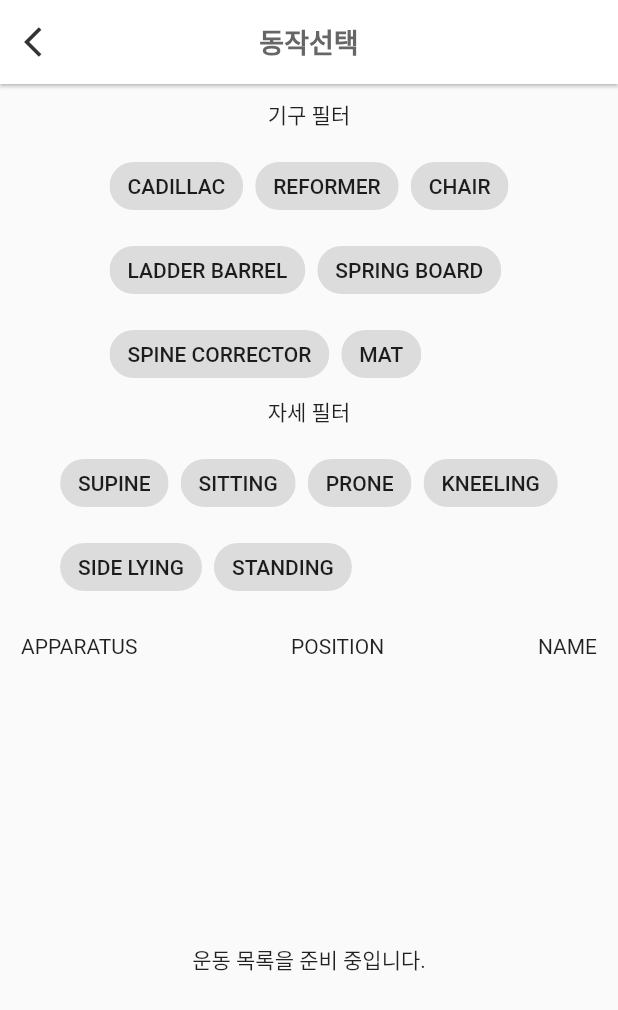
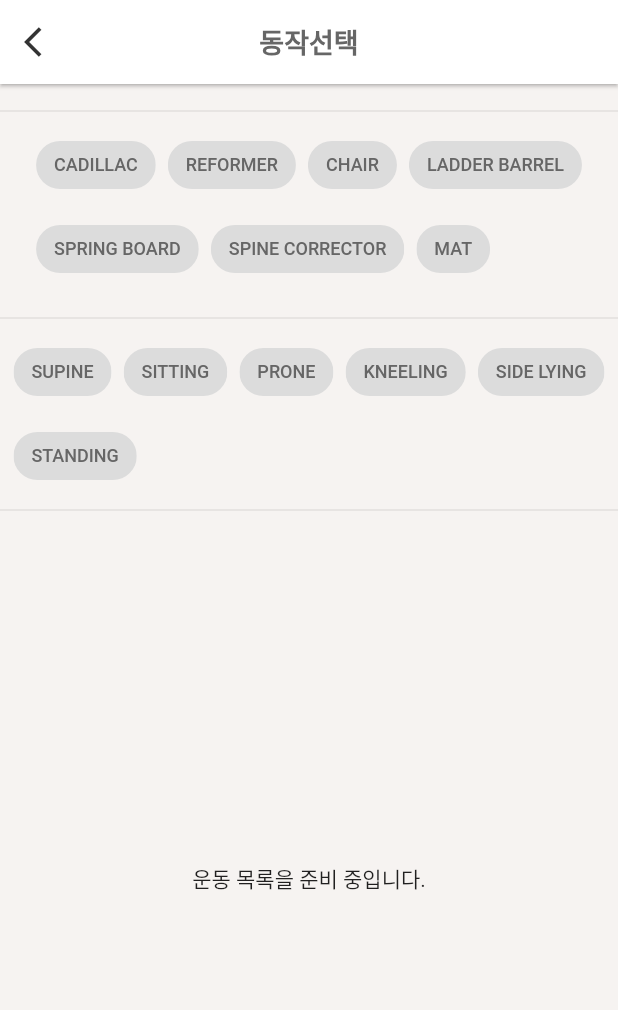
Before and after one commit to JuetEm/BetterCoach202, a Flutter app: the ActionSelector screen opened directly with empty values, on a phone screen of 412 x 824 dp. Shown: the top 1010 px of the screen. Run offline on Flutter 3.47's test engine with Material 2 defaults, Android fonts, the phone set to English and light mode, and no system bars; our stand-ins replace cloud_firestore, firebase_auth, firebase_core, firebase_storage, google_fonts, grouped_list and 2 more; accounts and stored records are empty; Roboto replaces fonts that are missing (Pretendard).

Commit message:
add login and action select

```diff
--- a/lib/actionSelector.dart
+++ b/lib/actionSelector.dart
@@ -1,6 +1,7 @@
 import 'package:cloud_firestore/cloud_firestore.dart';
 import 'package:flutter/material.dart';
 import 'package:provider/provider.dart';
+import 'package:web_project/color.dart';
 
 import 'actionInfo.dart';
 import 'action_service.dart';
@@ -47,6 +48,10 @@ class _ActionSelectorState extends State<ActionSelector> {
 
     final apparatusChips = [
       FilterChip(
+        labelStyle: TextStyle(
+            fontSize: 12,
+            color: isCadillacSelected ? Palette.grayFF : Palette.gray66),
+        selectedColor: Palette.buttonOrange,
         label: Text("CADILLAC"),
         selected: isCadillacSelected,
         onSelected: (value) {
@@ -60,6 +65,10 @@ class _ActionSelectorState extends State<ActionSelector> {
         },
       ),
       FilterChip(
+        labelStyle: TextStyle(
+            fontSize: 12,
+            color: isCadillacSelected ? Palette.grayFF : Palette.gray66),
+        selectedColor: Palette.buttonOrange,
         label: Text("REFORMER"),
         selected: isReformerSelected,
         onSelected: (value) {
@@ -72,6 +81,10 @@ class _ActionSelectorState extends State<ActionSelector> {
         },
       ),
       FilterChip(
+        labelStyle: TextStyle(
+            fontSize: 12,
+            color: isCadillacSelected ? Palette.grayFF : Palette.gray66),
+        selectedColor: Palette.buttonOrange,
         label: Text("CHAIR"),
         selected: isChairSelected,
         onSelected: (value) {
@@ -84,6 +97,10 @@ class _ActionSelectorState extends State<ActionSelector> {
         },
       ),
       FilterChip(
+        labelStyle: TextStyle(
+            fontSize: 12,
+            color: isCadillacSelected ? Palette.grayFF : Palette.gray66),
+        selectedColor: Palette.buttonOrange,
         label: Text("LADDER BARREL"),
         selected: isLadderBarrelSelected,
         onSelected: (value) {
@@ -96,6 +113,10 @@ class _ActionSelectorState extends State<ActionSelector> {
         },
       ),
       FilterChip(
+        labelStyle: TextStyle(
+            fontSize: 12,
+            color: isCadillacSelected ? Palette.grayFF : Palette.gray66),
+        selectedColor: Palette.buttonOrange,
         label: Text("SPRING BOARD"),
         selected: isSpringBoardSelected,
         onSelected: (value) {
@@ -108,6 +129,10 @@ class _ActionSelectorState extends State<ActionSelector> {
         },
       ),
       FilterChip(
+        labelStyle: TextStyle(
+            fontSize: 12,
+            color: isCadillacSelected ? Palette.grayFF : Palette.gray66),
+        selectedColor: Palette.buttonOrange,
         label: Text("SPINE CORRECTOR"),
         selected: isSpineCorrectorSelected,
         onSelected: (value) {
@@ -120,6 +145,10 @@ class _ActionSelectorState extends State<ActionSelector> {
         },
       ),
       FilterChip(
+        labelStyle: TextStyle(
+            fontSize: 12,
+            color: isCadillacSelected ? Palette.grayFF : Palette.gray66),
+        selectedColor: Palette.buttonOrange,
         label: Text("MAT"),
         selected: isMatSelected,
         onSelected: (value) {
@@ -135,6 +164,10 @@ class _ActionSelectorState extends State<ActionSelector> {
 
     final positionChips = [
       FilterChip(
+        labelStyle: TextStyle(
+            fontSize: 12,
+            color: isCadillacSelected ? Palette.grayFF : Palette.gray66),
+        selectedColor: Palette.buttonOrange,
         label: Text("SUPINE"),
         selected: isSupineSelected,
         onSelected: (value) {
@@ -153,6 +186,10 @@ class _ActionSelectorState extends State<ActionSelector> {
         },
       ),
       FilterChip(
+        labelStyle: TextStyle(
+            fontSize: 12,
+            color: isCadillacSelected ? Palette.grayFF : Palette.gray66),
+        selectedColor: Palette.buttonOrange,
         label: Text("SITTING"),
         selected: isSittingSelected,
         onSelected: (value) {
@@ -171,6 +208,10 @@ class _ActionSelectorState extends State<ActionSelector> {
         },
       ),
       FilterChip(
+        labelStyle: TextStyle(
+            fontSize: 12,
+            color: isCadillacSelected ? Palette.grayFF : Palette.gray66),
+        selectedColor: Palette.buttonOrange,
         label: Text("PRONE"),
         selected: isProneSelected,
         onSelected: (value) {
@@ -189,6 +230,10 @@ class _ActionSelectorState extends State<ActionSelector> {
         },
       ),
       FilterChip(
+        labelStyle: TextStyle(
+            fontSize: 12,
+            color: isCadillacSelected ? Palette.grayFF : Palette.gray66),
+        selectedColor: Palette.buttonOrange,
         label: Text("KNEELING"),
         selected: isKneelingSelected,
         onSelected: (value) {
@@ -207,6 +252,10 @@ class _ActionSelectorState extends State<ActionSelector> {
         },
       ),
       FilterChip(
+        labelStyle: TextStyle(
+            fontSize: 12,
+            color: isCadillacSelected ? Palette.grayFF : Palette.gray66),
+        selectedColor: Palette.buttonOrange,
         label: Text("SIDE LYING"),
         selected: isSideLyingSelected,
         onSelected: (value) {
@@ -225,6 +274,10 @@ class _ActionSelectorState extends State<ActionSelector> {
         },
       ),
       FilterChip(
+        labelStyle: TextStyle(
+            fontSize: 12,
+            color: isCadillacSelected ? Palette.grayFF : Palette.gray66),
+        selectedColor: Palette.buttonOrange,
         label: Text("STANDING"),
         selected: isStandingSelected,
         onSelected: (value) {
@@ -250,20 +303,22 @@ class _ActionSelectorState extends State<ActionSelector> {
       removeBottom: true,
       child: Consumer<ActionService>(builder: (context, actionService, child) {
         return Scaffold(
+          backgroundColor: Palette.secondaryBackground,
           appBar: BaseAppBarMethod(context, "동작선택", null),
           body: Column(
             mainAxisAlignment: MainAxisAlignment.start,
             children: [
               SizedBox(height: 10),
-              SizedBox(
-                height: 30,
-                child: Text(
-                  "기구 필터",
-                  style: TextStyle(
-                    fontSize: 14,
-                  ),
-                ),
-              ),
+              // SizedBox(
+              //   height: 30,
+              //   child: Text(
+              //     "기구 필터",
+              //     style: TextStyle(
+              //       fontSize: 14,
+              //     ),
+              //   ),
+              // ),
+              Divider(),
               Center(
                 child: Wrap(
                   children: [
@@ -275,15 +330,17 @@ class _ActionSelectorState extends State<ActionSelector> {
                   ],
                 ),
               ),
-              SizedBox(
-                height: 30,
-                child: Text(
-                  "자세 필터",
-                  style: TextStyle(
-                    fontSize: 14,
-                  ),
-                ),
-              ),
+              SizedBox(height: 10),
+              Divider(),
+              // SizedBox(
+              //   height: 30,
+              //   child: Text(
+              //     "자세 필터",
+              //     style: TextStyle(
+              //       fontSize: 14,
+              //     ),
+              //   ),
+              // ),
               Center(
                 child: Wrap(
                   children: [
@@ -295,37 +352,38 @@ class _ActionSelectorState extends State<ActionSelector> {
                   ],
                 ),
               ),
-              SizedBox(
-                height: 50,
-                child: Padding(
-                  padding: const EdgeInsets.all(14.0),
-                  child: Row(
-                    mainAxisAlignment: MainAxisAlignment.spaceEvenly,
-                    children: [
-                      Text(
-                        "APPARATUS",
-                        style: TextStyle(
-                          fontSize: 14,
-                        ),
-                      ),
-                      Spacer(),
-                      Text(
-                        "POSITION",
-                        style: TextStyle(
-                          fontSize: 14,
-                        ),
-                      ),
-                      Spacer(),
-                      Text(
-                        "NAME",
-                        style: TextStyle(
-                          fontSize: 14,
-                        ),
-                      ),
-                    ],
-                  ),
-                ),
-              ),
+              Divider(),
+              // SizedBox(
+              //   height: 50,
+              //   child: Padding(
+              //     padding: const EdgeInsets.all(14.0),
+              //     child: Row(
+              //       mainAxisAlignment: MainAxisAlignment.spaceEvenly,
+              //       children: [
+              //         Text(
+              //           "APPARATUS",
+              //           style: TextStyle(
+              //             fontSize: 14,
+              //           ),
+              //         ),
+              //         Spacer(),
+              //         Text(
+              //           "POSITION",
+              //           style: TextStyle(
+              //             fontSize: 14,
+              //           ),
+              //         ),
+              //         Spacer(),
+              //         Text(
+              //           "NAME",
+              //           style: TextStyle(
+              //             fontSize: 14,
+              //           ),
+              //         ),
+              //       ],
+              //     ),
+              //   ),
+              // ),
               Expanded(
                 child: FutureBuilder<QuerySnapshot>(
                   future: actionService.read(
@@ -349,7 +407,9 @@ class _ActionSelectorState extends State<ActionSelector> {
                     if (docs.isEmpty) {
                       return Center(child: Text("운동 목록을 준비 중입니다."));
                     }
-                    return ListView.separated(
+                    return Padding(
+                      padding: const EdgeInsets.all(14.0),
+                      child: ListView.separated(
                         scrollDirection: Axis.vertical,
                         shrinkWrap: true,
                         itemCount: docs.length,
@@ -367,45 +427,80 @@ class _ActionSelectorState extends State<ActionSelector> {
                           );
 
                           if (positionArray.isEmpty) {
-                          return InkWell(
+                            return Container(
+                              decoration: BoxDecoration(
+                                color: Palette.mainBackground,
+                                borderRadius: BorderRadius.circular(10),
+                                border:
+                                    Border.all(color: Palette.grayEE, width: 1),
+                              ),
+                              child: InkWell(
                                 onTap: () {
                                   // 회원 카드 선택시 MemberInfo로 이동
                                   Navigator.pop(context, actionInfo);
                                 },
                                 child: Padding(
-                              padding: const EdgeInsets.all(14.0),
+                                  padding: const EdgeInsets.all(16.0),
                                   child: Row(
-                                mainAxisAlignment:
-                                    MainAxisAlignment.spaceEvenly,
+                                    mainAxisAlignment: MainAxisAlignment.start,
                                     children: [
-                                  Text("${apparatus}"),
+                                      SizedBox(
+                                        width: 40,
+                                        child: Text(
+                                          "${apparatus}   ",
+                                          style:
+                                              TextStyle(color: Palette.gray99),
+                                        ),
+                                      ),
+                                      // Text("${position}"),
+                                      Text(
+                                        "${name}",
+                                        style: TextStyle(
+                                            color: Palette.gray66,
+                                            fontWeight: FontWeight.bold),
+                                      ),
                                       Spacer(),
-                                  Text("${position}"),
-                                  Spacer(),
-                                  Text("${name}"),
+                                      Icon(
+                                        Icons.arrow_forward,
+                                        color: Palette.gray66,
+                                      )
                                     ],
+                                  ),
                                 ),
                               ),
                             );
                           } else {
                             if (positionArray.contains(position)) {
-                            return InkWell(
+                              return Container(
+                                color: Palette.mainBackground,
+                                child: InkWell(
                                   onTap: () {
                                     // 회원 카드 선택시 MemberInfo로 이동
                                     Navigator.pop(context, actionInfo);
                                   },
                                   child: Padding(
-                                padding: const EdgeInsets.all(14.0),
+                                    padding: const EdgeInsets.all(16.0),
                                     child: Row(
                                       mainAxisAlignment:
-                                      MainAxisAlignment.spaceEvenly,
+                                          MainAxisAlignment.start,
                                       children: [
-                                    Text("${apparatus}"),
-                                    Spacer(),
-                                    Text("${position}"),
-                                    Spacer(),
-                                    Text("${name}"),
+                                        SizedBox(
+                                          width: 40,
+                                          child: Text(
+                                            "${apparatus}   ",
+                                            style: TextStyle(
+                                                color: Palette.gray99),
+                                          ),
+                                        ),
+                                        // Text("${position}"),
+                                        Text(
+                                          "${name}",
+                                          style: TextStyle(
+                                              color: Palette.gray66,
+                                              fontWeight: FontWeight.bold),
+                                        ),
                                       ],
+                                    ),
                                   ),
                                 ),
                               );
@@ -416,7 +511,10 @@ class _ActionSelectorState extends State<ActionSelector> {
                             }
                           }
                         },
-                      separatorBuilder: ((context, index) => Divider()),
+                        separatorBuilder: ((context, index) => Divider(
+                              height: 10,
+                            )),
+                      ),
                     );
                   },
                 ),
--- a/lib/globalWidget.dart
+++ b/lib/globalWidget.dart
@@ -241,7 +241,7 @@ class _BaseTextFieldState extends State<BaseTextField> {
   Widget build(BuildContext context) {
     return Container(
       constraints: BoxConstraints(
-        minHeight: 60,
+        minHeight: 70,
       ),
       child: TextField(
         readOnly: widget.showArrow,
```
Also changed, not shown: lib/main.dart (+41 -19 lines), pubspec.yaml (+4 -3 lines), assets/images/login_main.png (added). Lines whose indentation alone changed are shown as unchanged.
